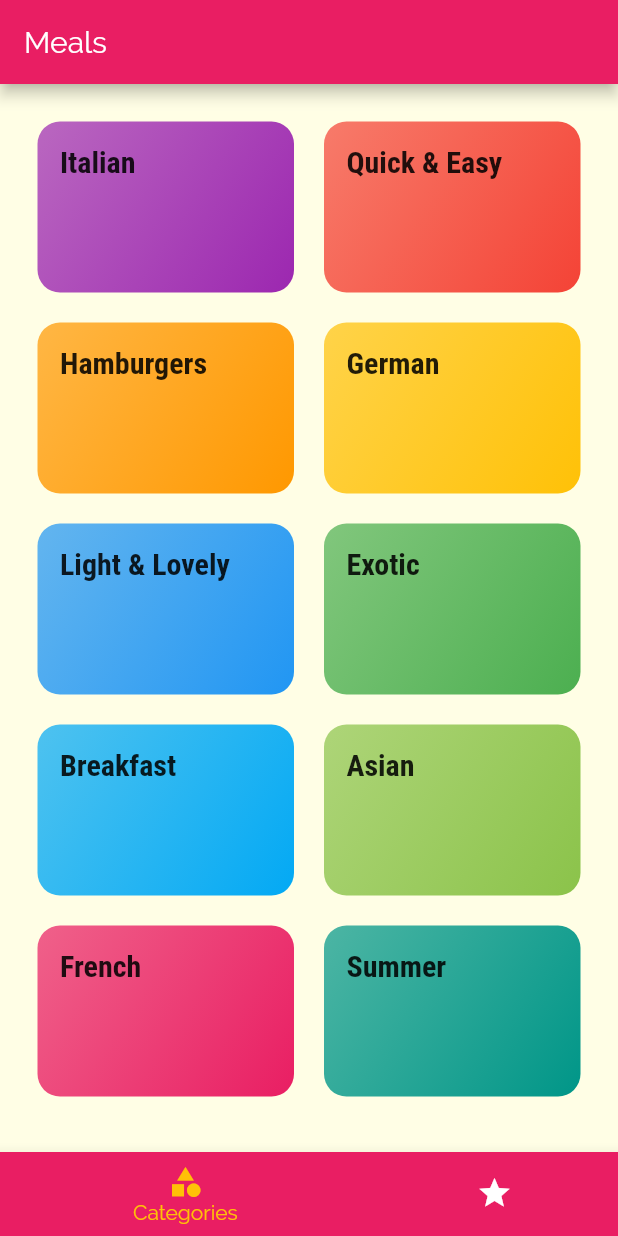
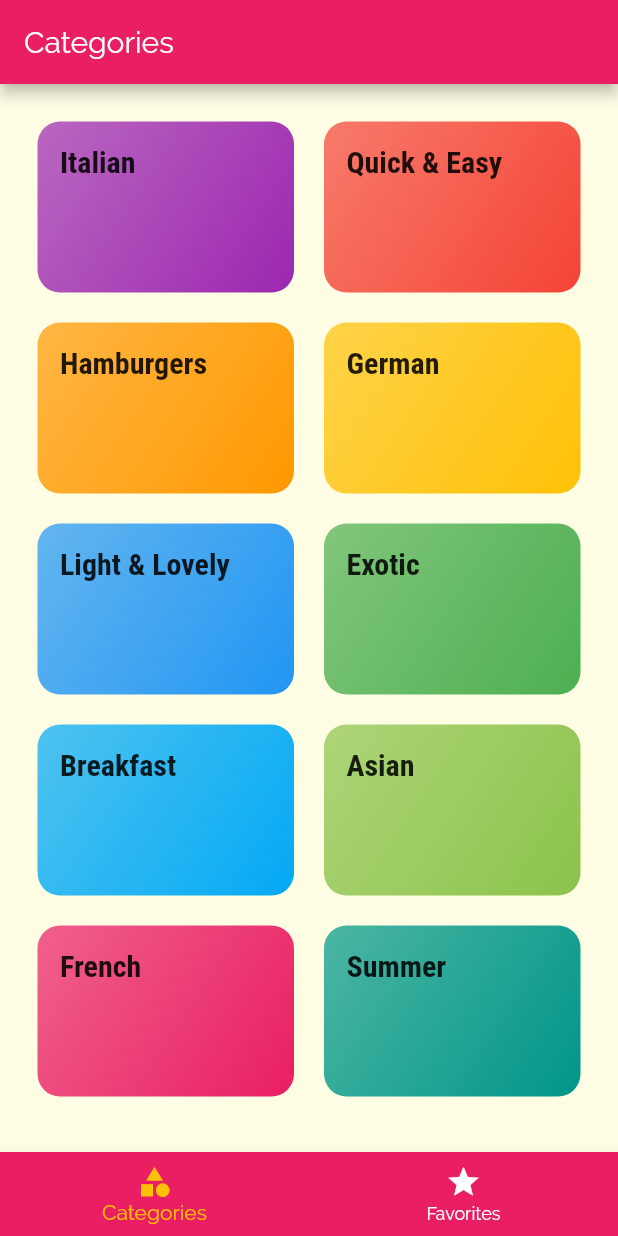
Before and after one commit to BulcsuFarmasi/delimeals_app, a Flutter app: the screen it shows after launch, on a phone screen of 412 x 824 dp. Run offline on Flutter 3.47's test engine with Material 2 defaults, Android fonts, the phone set to English and light mode, and no system bars.

```diff
--- a/lib/screens/tabs_screen.dart
+++ b/lib/screens/tabs_screen.dart
@@ -10,9 +10,9 @@ class TabsScreen extends StatefulWidget {
 }
 
 class _TabsScreenState extends State<TabsScreen> {
-  final List<Widget> _pages = [
-    CategoriesScreen(),
-    FavoritesScreen(),
+  final List<Map<String, Object>> _pages = [
+    {'page': CategoriesScreen(), 'title': 'Categories'},
+    {'page': FavoritesScreen(), 'title': 'Favorites'},
   ];
 
   int _selectedPageIndex = 0;
@@ -28,26 +28,23 @@ class _TabsScreenState extends State<TabsScreen> {
     final ThemeData theme = Theme.of(context);
     return Scaffold(
       appBar: AppBar(
-        title: Text('Meals'),
+        title: Text(_pages[_selectedPageIndex]['title']),
       ),
-      body: _pages[_selectedPageIndex],
+      body: _pages[_selectedPageIndex]['page'],
       bottomNavigationBar: BottomNavigationBar(
         backgroundColor: theme.primaryColor,
         selectedItemColor: theme.accentColor,
         unselectedItemColor: Colors.white,
         onTap: _selectPage,
         currentIndex: _selectedPageIndex,
-        type: BottomNavigationBarType.shifting,
         items: [
           BottomNavigationBarItem(
             icon: const Icon(Icons.category),
             label: 'Categories',
-            backgroundColor: theme.primaryColor,
           ),
           BottomNavigationBarItem(
             icon: const Icon(Icons.star),
             label: 'Favorites',
-            backgroundColor: theme.primaryColor,
           ),
         ],
       ),
```
